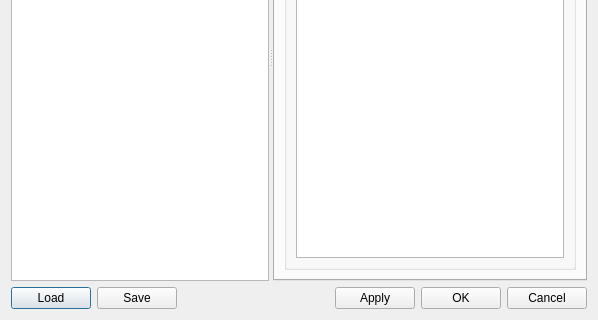
The window that mscore/mscore/textstyle.ui (musescore/musescore-old) describes before a commit, drawn with Qt 5; both pictures show x 0 to 598 and y 179 to 499 of the 598 by 499 pixel window.
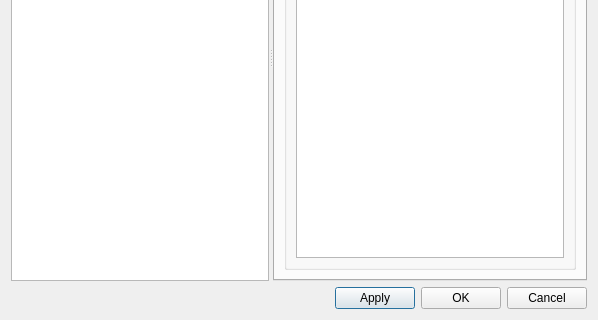
The same window after the commit. Custom widgets are drawn as their Qt base class.

The edit to the form file:
```diff
--- a/mscore/mscore/textstyle.ui
+++ b/mscore/mscore/textstyle.ui
@@ -790,20 +790,6 @@
      <property name="bottomMargin" >
       <number>0</number>
      </property>
-     <item>
-      <widget class="QPushButton" name="buttonLoad" >
-       <property name="text" >
-        <string>Load</string>
-       </property>
-      </widget>
-     </item>
-     <item>
-      <widget class="QPushButton" name="buttonSave" >
-       <property name="text" >
-        <string>Save</string>
-       </property>
-      </widget>
-     </item>
      <item>
       <spacer>
        <property name="orientation" >
```
